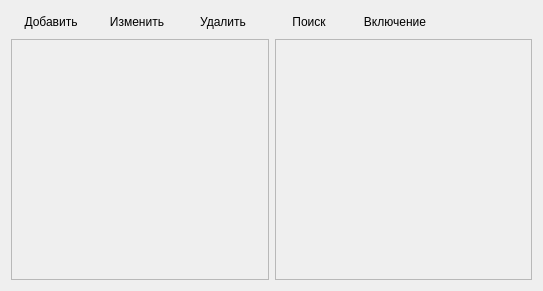
Old version of the form mainform.ui in the repository mcstarioni/OBOSSANIY-CURSACH.
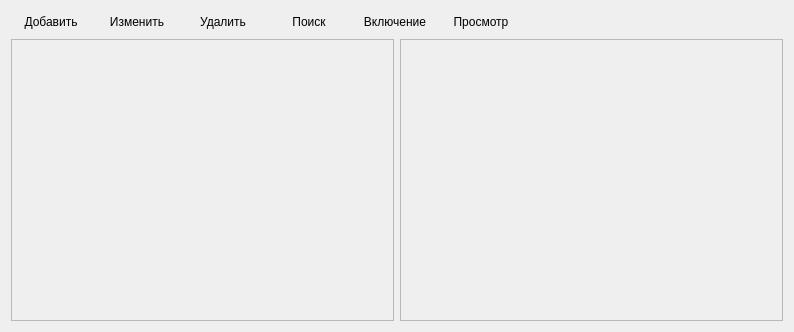
New version of the form.

```diff
--- a/mainform.ui
+++ b/mainform.ui
@@ -6,8 +6,8 @@
    <rect>
     <x>0</x>
     <y>0</y>
-    <width>543</width>
-    <height>291</height>
+    <width>794</width>
+    <height>332</height>
    </rect>
   </property>
   <property name="windowTitle">
@@ -90,6 +90,16 @@
        </property>
       </widget>
      </item>
+     <item>
+      <widget class="QPushButton" name="pushButton">
+       <property name="text">
+        <string>Просмотр</string>
+       </property>
+       <property name="flat">
+        <bool>true</bool>
+       </property>
+      </widget>
+     </item>
      <item>
       <spacer name="horizontalSpacer">
        <property name="orientation">
@@ -120,11 +130,24 @@
          <rect>
           <x>0</x>
           <y>0</y>
-          <width>257</width>
-          <height>230</height>
+          <width>382</width>
+          <height>271</height>
          </rect>
         </property>
-        <layout class="QVBoxLayout" name="verticalLayout_2"/>
+        <layout class="QVBoxLayout" name="verticalLayout_2">
+         <property name="leftMargin">
+          <number>0</number>
+         </property>
+         <property name="topMargin">
+          <number>0</number>
+         </property>
+         <property name="rightMargin">
+          <number>0</number>
+         </property>
+         <property name="bottomMargin">
+          <number>0</number>
+         </property>
+        </layout>
        </widget>
       </widget>
      </item>
@@ -138,11 +161,24 @@
          <rect>
           <x>0</x>
           <y>0</y>
-          <width>256</width>
-          <height>230</height>
+          <width>382</width>
+          <height>271</height>
          </rect>
         </property>
-        <layout class="QVBoxLayout" name="verticalLayout_3"/>
+        <layout class="QVBoxLayout" name="verticalLayout_3">
+         <property name="leftMargin">
+          <number>0</number>
+         </property>
+         <property name="topMargin">
+          <number>0</number>
+         </property>
+         <property name="rightMargin">
+          <number>0</number>
+         </property>
+         <property name="bottomMargin">
+          <number>0</number>
+         </property>
+        </layout>
        </widget>
       </widget>
      </item>
```
